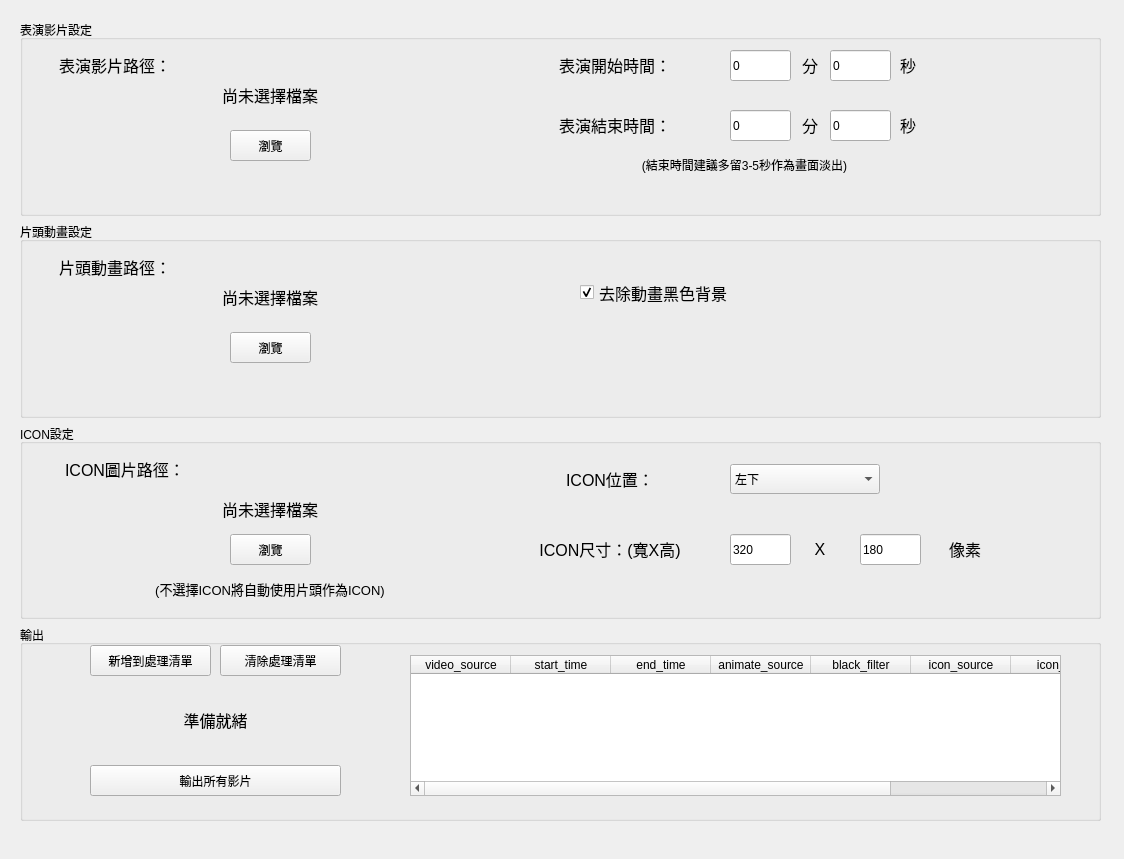
Rushyuheng/video_auto_editor, file main.ui: the form before one commit.
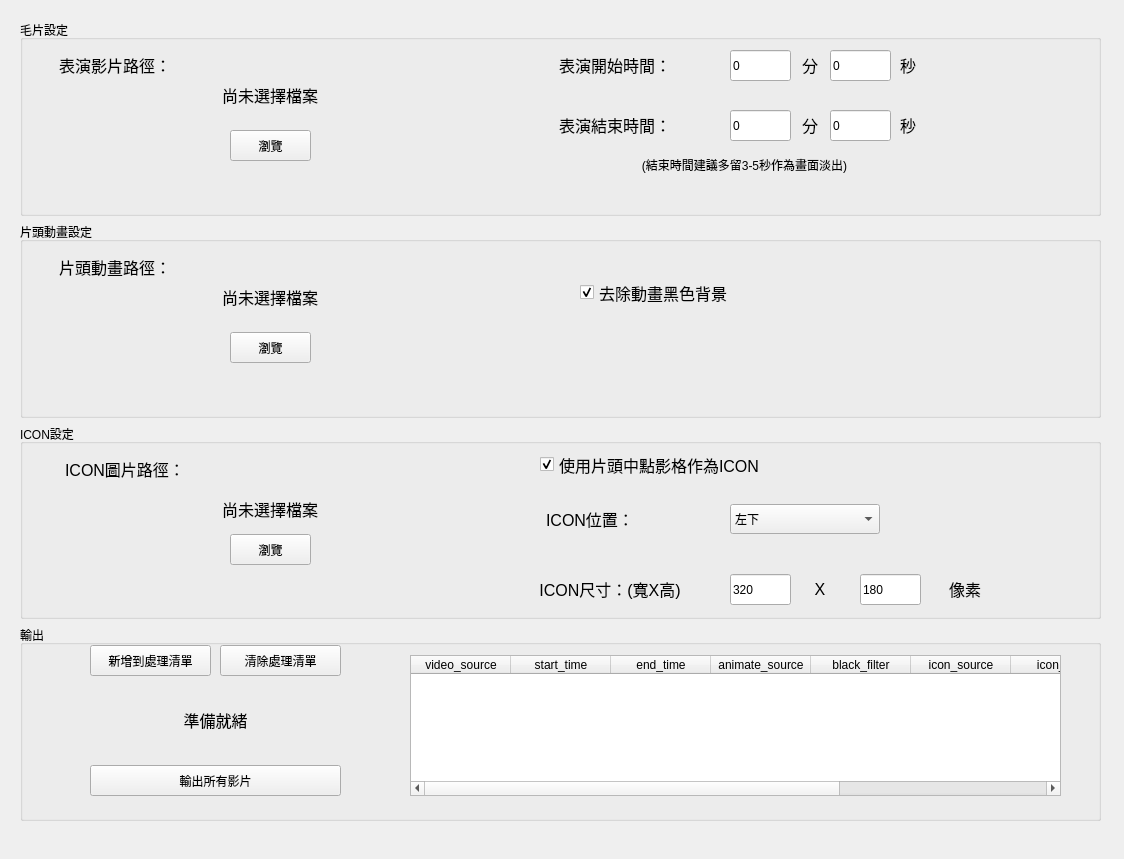
The form after the commit.

Commit message: add use icon option

What changed in the file:
```diff
--- a/main.ui
+++ b/main.ui
@@ -26,7 +26,7 @@
     <item>
      <widget class="QGroupBox" name="groupBox_2">
       <property name="title">
-       <string>表演影片設定</string>
+       <string>毛片設定</string>
       </property>
       <widget class="QLineEdit" name="start_sec">
        <property name="geometry">
@@ -381,27 +381,6 @@
       <property name="title">
        <string>ICON設定</string>
       </property>
-      <widget class="QLabel" name="label_9">
-       <property name="geometry">
-        <rect>
-         <x>110</x>
-         <y>150</y>
-         <width>280</width>
-         <height>30</height>
-        </rect>
-       </property>
-       <property name="font">
-        <font>
-         <pointsize>10</pointsize>
-        </font>
-       </property>
-       <property name="text">
-        <string>(不選擇ICON將自動使用片頭作為ICON)</string>
-       </property>
-       <property name="alignment">
-        <set>Qt::AlignCenter</set>
-       </property>
-      </widget>
       <widget class="QPushButton" name="choose_icon">
        <property name="geometry">
         <rect>
@@ -461,7 +440,7 @@
        <property name="geometry">
         <rect>
          <x>710</x>
-         <y>40</y>
+         <y>80</y>
          <width>150</width>
          <height>30</height>
         </rect>
@@ -493,8 +472,8 @@
       <widget class="QLabel" name="label_12">
        <property name="geometry">
         <rect>
-         <x>490</x>
-         <y>40</y>
+         <x>470</x>
+         <y>80</y>
          <width>200</width>
          <height>30</height>
         </rect>
@@ -518,7 +497,7 @@
        <property name="geometry">
         <rect>
          <x>490</x>
-         <y>110</y>
+         <y>150</y>
          <width>200</width>
          <height>30</height>
         </rect>
@@ -542,7 +521,7 @@
        <property name="geometry">
         <rect>
          <x>710</x>
-         <y>110</y>
+         <y>150</y>
          <width>61</width>
          <height>31</height>
         </rect>
@@ -558,7 +537,7 @@
        <property name="geometry">
         <rect>
          <x>870</x>
-         <y>110</y>
+         <y>150</y>
          <width>150</width>
          <height>30</height>
         </rect>
@@ -582,7 +561,7 @@
        <property name="geometry">
         <rect>
          <x>840</x>
-         <y>110</y>
+         <y>150</y>
          <width>61</width>
          <height>31</height>
         </rect>
@@ -598,7 +577,7 @@
        <property name="geometry">
         <rect>
          <x>780</x>
-         <y>110</y>
+         <y>150</y>
          <width>40</width>
          <height>30</height>
         </rect>
@@ -615,6 +594,30 @@
         <set>Qt::AlignCenter</set>
        </property>
       </widget>
+      <widget class="QCheckBox" name="generate_icon_checkbox">
+       <property name="geometry">
+        <rect>
+         <x>520</x>
+         <y>20</y>
+         <width>341</width>
+         <height>41</height>
+        </rect>
+       </property>
+       <property name="font">
+        <font>
+         <pointsize>12</pointsize>
+        </font>
+       </property>
+       <property name="text">
+        <string>使用片頭中點影格作為ICON</string>
+       </property>
+       <property name="checked">
+        <bool>true</bool>
+       </property>
+       <property name="tristate">
+        <bool>false</bool>
+       </property>
+      </widget>
      </widget>
     </item>
     <item>
@@ -718,6 +721,11 @@
          <string>icon_size</string>
         </property>
        </column>
+       <column>
+        <property name="text">
+         <string>autogen_icon</string>
+        </property>
+       </column>
       </widget>
       <widget class="QPushButton" name="clear_table">
        <property name="geometry">
```
The commit also changes 2 other files.
